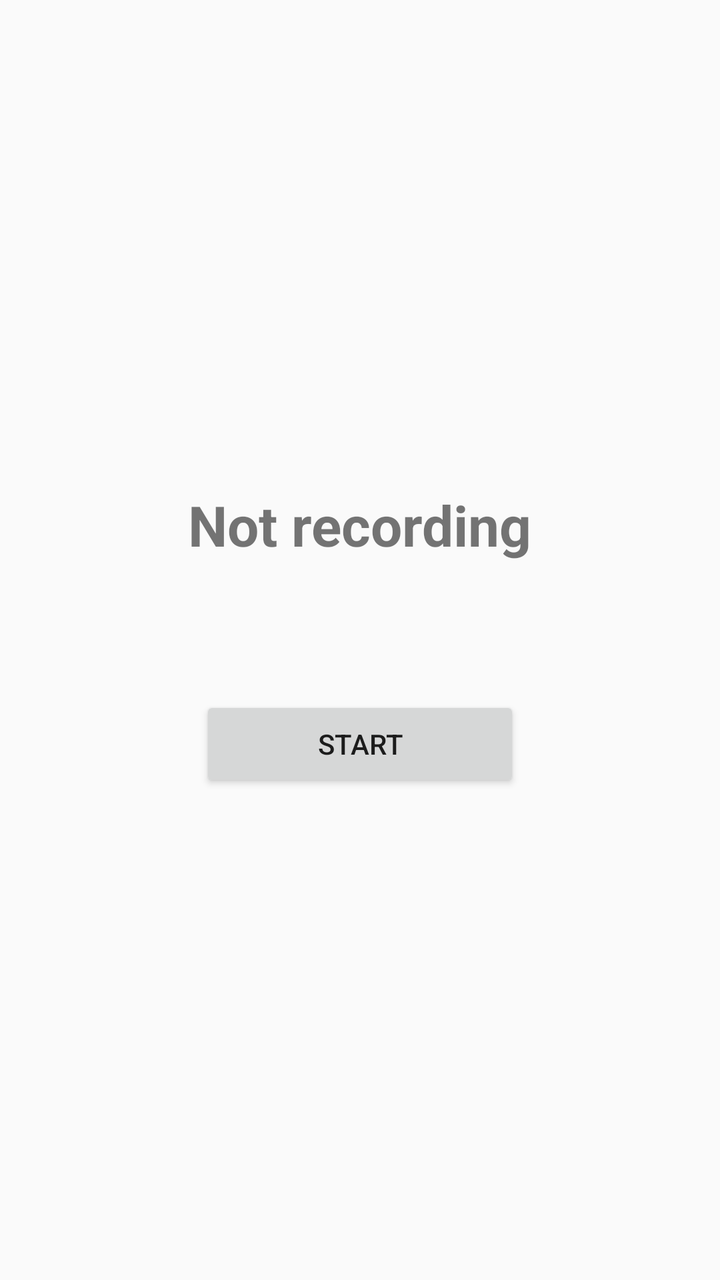
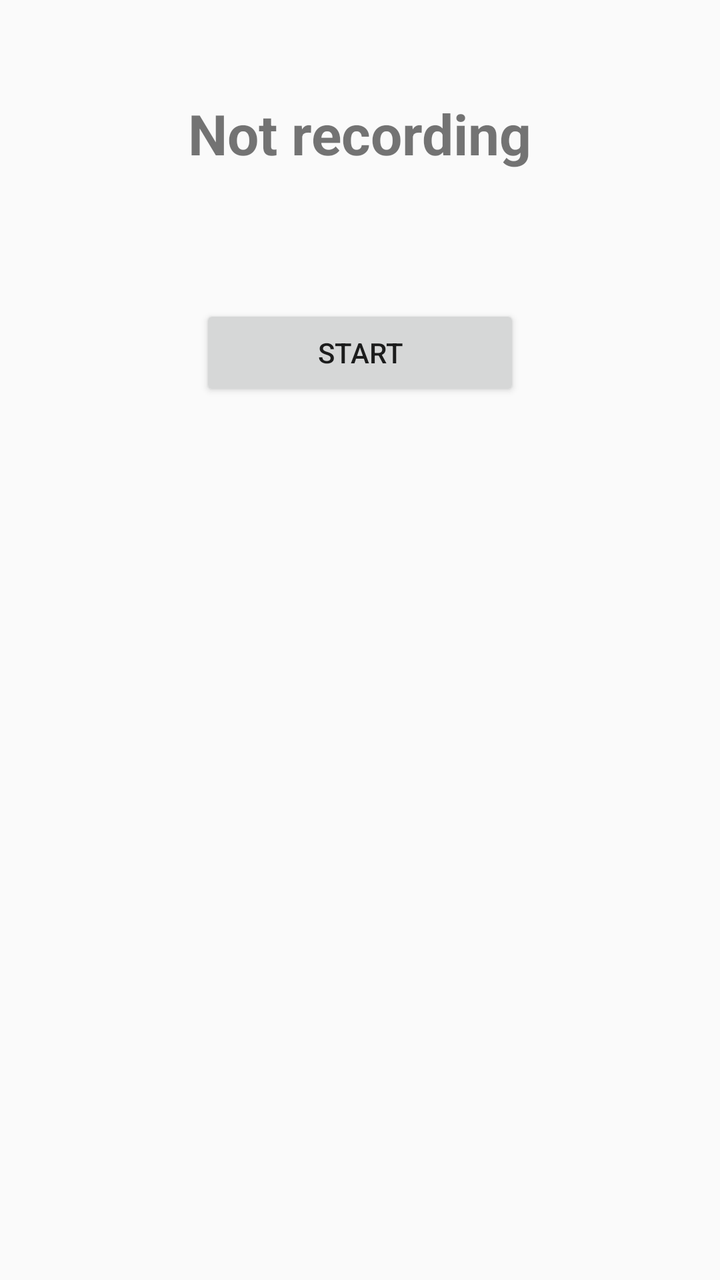

Before-and-after screenshots of an Android layout around one commit, followed by the original layout XML and the change that was made.
<!-- AndroidManifest.xml: application theme android:Theme.Material.Light.DarkActionBar -->
<!-- res/layout/activity_main.xml -->
<?xml version="1.0" encoding="utf-8"?>
<LinearLayout xmlns:android="http://schemas.android.com/apk/res/android"
    android:layout_width="match_parent"
    android:layout_height="match_parent"
    android:orientation="vertical"
    android:gravity="center"
    android:padding="24dp">

    <TextView
        android:id="@+id/state"
        android:layout_width="wrap_content"
        android:layout_height="wrap_content"
        android:textSize="28sp"
        android:textStyle="bold"
        android:text="@string/state_idle" />

    <TextView
        android:id="@+id/count"
        android:layout_width="wrap_content"
        android:layout_height="wrap_content"
        android:layout_marginTop="8dp"
        android:textSize="20sp" />

    <Button
        android:id="@+id/toggle"
        android:layout_width="wrap_content"
        android:layout_height="wrap_content"
        android:layout_marginTop="32dp"
        android:minWidth="160dp"
        android:text="@string/start" />

</LinearLayout>
<!-- resources referenced by this layout -->
<resources>
  <string name="start">Start</string>
  <string name="state_idle">Not recording</string>
</resources>

<!-- the commit's change to res/layout/activity_main.xml (unified diff, before → after) -->
@@ -1,32 +1,72 @@
 <?xml version="1.0" encoding="utf-8"?>
-<LinearLayout xmlns:android="http://schemas.android.com/apk/res/android"
+<ScrollView xmlns:android="http://schemas.android.com/apk/res/android"
+    android:id="@+id/scroll"
     android:layout_width="match_parent"
     android:layout_height="match_parent"
-    android:orientation="vertical"
-    android:gravity="center"
-    android:padding="24dp">
+    android:fitsSystemWindows="true"
+    android:fillViewport="true">
 
-    <TextView
-        android:id="@+id/state"
-        android:layout_width="wrap_content"
+    <LinearLayout
+        android:layout_width="match_parent"
         android:layout_height="wrap_content"
-        android:textSize="28sp"
-        android:textStyle="bold"
-        android:text="@string/state_idle" />
+        android:orientation="vertical"
+        android:gravity="center_horizontal"
+        android:padding="24dp">
 
-    <TextView
-        android:id="@+id/count"
-        android:layout_width="wrap_content"
-        android:layout_height="wrap_content"
-        android:layout_marginTop="8dp"
-        android:textSize="20sp" />
+        <TextView
+            android:id="@+id/state"
+            android:layout_width="wrap_content"
+            android:layout_height="wrap_content"
+            android:layout_marginTop="24dp"
+            android:textSize="28sp"
+            android:textStyle="bold"
+            android:text="@string/state_idle" />
 
-    <Button
-        android:id="@+id/toggle"
-        android:layout_width="wrap_content"
-        android:layout_height="wrap_content"
-        android:layout_marginTop="32dp"
-        android:minWidth="160dp"
-        android:text="@string/start" />
+        <TextView
+            android:id="@+id/count"
+            android:layout_width="wrap_content"
+            android:layout_height="wrap_content"
+            android:layout_marginTop="8dp"
+            android:textSize="20sp" />
 
-</LinearLayout>
+        <Button
+            android:id="@+id/toggle"
+            android:layout_width="wrap_content"
+            android:layout_height="wrap_content"
+            android:layout_marginTop="32dp"
+            android:minWidth="160dp"
+            android:text="@string/start" />
+
+        <TextView
+            android:id="@+id/warning"
+            android:layout_width="match_parent"
+            android:layout_height="wrap_content"
+            android:layout_marginTop="24dp"
+            android:padding="12dp"
+            android:background="@color/warn_bg"
+            android:textColor="@color/warn"
+            android:textSize="14sp"
+            android:text="@string/warn_incomplete"
+            android:visibility="gone" />
+
+        <TextView
+            android:id="@+id/setup_heading"
+            android:layout_width="match_parent"
+            android:layout_height="wrap_content"
+            android:layout_marginTop="32dp"
+            android:textSize="16sp"
+            android:textStyle="bold"
+            android:text="@string/setup_heading"
+            android:visibility="gone" />
+
+        <LinearLayout
+            android:id="@+id/setup"
+            android:layout_width="match_parent"
+            android:layout_height="wrap_content"
+            android:layout_marginTop="4dp"
+            android:orientation="vertical"
+            android:visibility="gone" />
+
+    </LinearLayout>
+
+</ScrollView>
<!-- resource entries referenced after the edit -->
@@ -1,6 +1,10 @@
 <!-- resources referenced by this layout -->
 <resources>
+  <color name="warn">#B26500</color>
+  <color name="warn_bg">#FFF3E0</color>
+  <string name="setup_heading">Setup</string>
   <string name="start">Start</string>
   <string name="state_idle">Not recording</string>
+  <string name="warn_incomplete">Setup is unfinished, so a recording may be cut short without warning. You can still record.</string>
 </resources>
 
